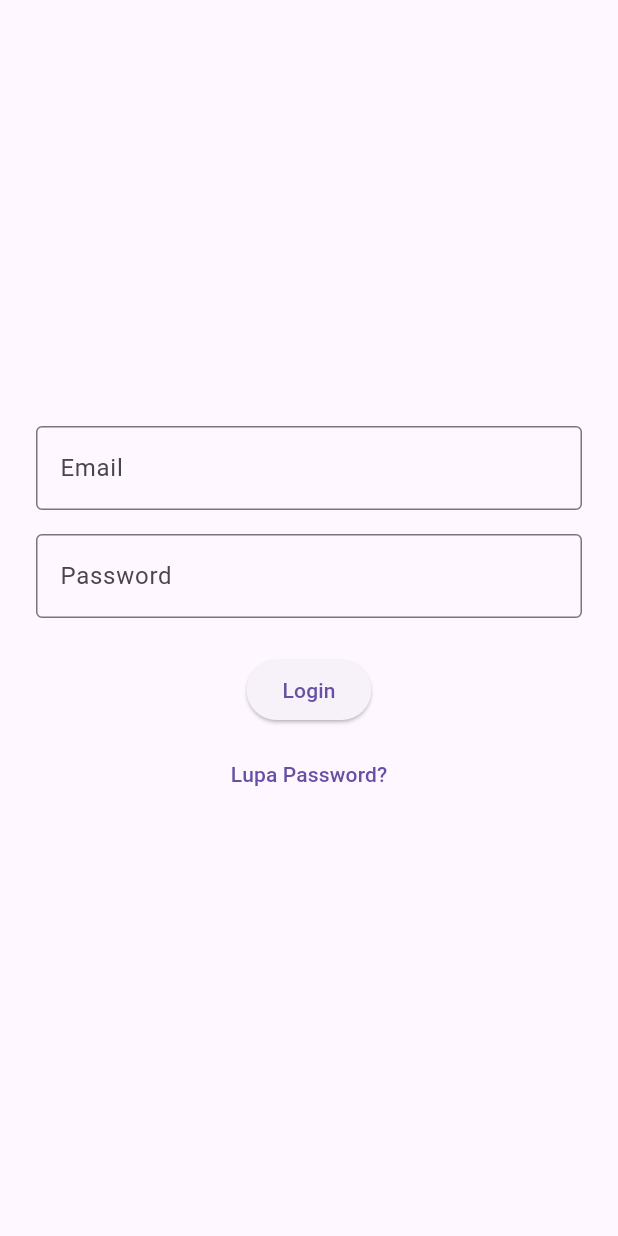
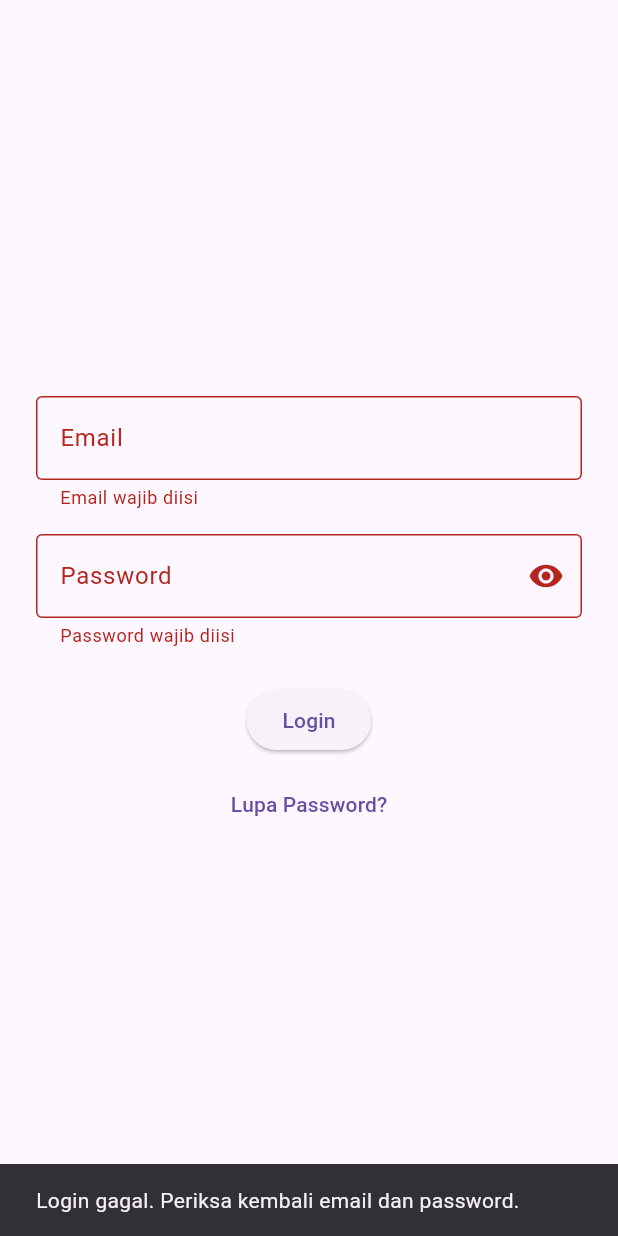
Before and after one commit to emmaantari/mobileprog_loginApp, a Flutter app: the screen it shows after launch, after a tap on "Login", on a phone screen of 412 x 824 dp. Run offline on Flutter 3.47's test engine with Material 3 defaults, Android fonts, the phone set to English and light mode, and no system bars.

Commit message:
update validasi

```diff
--- a/lib/main.dart
+++ b/lib/main.dart
@@ -21,42 +21,151 @@ class MyApp extends StatelessWidget {
   }
 }
 
-class LoginScreen extends StatelessWidget {
+class LoginScreen extends StatefulWidget {
   const LoginScreen({super.key});
 
   @override
+  State<LoginScreen> createState() => _LoginScreenState();
+}
+
+class _LoginScreenState extends State<LoginScreen> {
+  final _formKey = GlobalKey<FormState>();
+  final _emailController = TextEditingController();
+  final _passwordController = TextEditingController();
+
+  bool isLoading = false;
+  String errorMessage = '';
+  bool isPasswordVisible = false;
+
+  @override
+  void dispose() {
+    _emailController.dispose();
+    _passwordController.dispose();
+    super.dispose();
+  }
+
+  String? _validateEmail(String? value) {
+    if (value == null || value.isEmpty) {
+      return 'Email wajib diisi';
+    }
+
+    final emailRegex = RegExp(r'^[\w\.-]+@([\w-]+\.)+[\w-]{2,4}$');
+    if (!emailRegex.hasMatch(value)) {
+      return 'Format email tidak valid';
+    }
+
+    return null;
+  }
+
+  String? _validatePassword(String? value) {
+    if (value == null || value.isEmpty) {
+      return 'Password wajib diisi';
+    }
+
+    if (value.length < 8) {
+      return 'Password minimal 8 karakter';
+    }
+
+    final hasLetter = RegExp(r'[A-Za-z]').hasMatch(value);
+    final hasNumber = RegExp(r'[0-9]').hasMatch(value);
+    if (!hasLetter || !hasNumber) {
+      return 'Password harus mengandung huruf dan angka';
+    }
+
+    return null;
+  }
+
+  Future<void> _login() async {
+    if (!_formKey.currentState!.validate()) {
+      setState(() {
+        errorMessage = 'Login gagal. Periksa kembali email dan password.';
+      });
+
+      ScaffoldMessenger.of(
+        context,
+      ).showSnackBar(SnackBar(content: Text(errorMessage)));
+      return;
+    }
+
+    setState(() {
+      isLoading = true;
+      errorMessage = '';
+    });
+
+    await Future.delayed(const Duration(seconds: 1));
+
+    if (!mounted) {
+      return;
+    }
+
+    setState(() {
+      isLoading = false;
+    });
+
+    ScaffoldMessenger.of(
+      context,
+    ).showSnackBar(const SnackBar(content: Text('Login berhasil')));
+  }
+
+  @override
   Widget build(BuildContext context) {
-    final formKey = GlobalKey<FormState>();
-
     return Scaffold(
       body: Padding(
         padding: const EdgeInsets.all(24),
         child: Form(
-          key: formKey,
+          key: _formKey,
           child: Column(
             mainAxisAlignment: MainAxisAlignment.center,
             children: [
               TextFormField(
+                controller: _emailController,
+                keyboardType: TextInputType.emailAddress,
                 decoration: const InputDecoration(
                   labelText: 'Email',
                   border: OutlineInputBorder(),
                 ),
+                validator: _validateEmail,
               ),
               const SizedBox(height: 16),
               TextFormField(
-                obscureText: true,
-                decoration: const InputDecoration(
+                controller: _passwordController,
+                obscureText: !isPasswordVisible,
+                decoration: InputDecoration(
                   labelText: 'Password',
-                  border: OutlineInputBorder(),
+                  border: const OutlineInputBorder(),
+                  suffixIcon: IconButton(
+                    onPressed: () {
+                      setState(() {
+                        isPasswordVisible = !isPasswordVisible;
+                      });
+                    },
+                    icon: Icon(
+                      isPasswordVisible
+                          ? Icons.visibility_off
+                          : Icons.visibility,
+                    ),
+                  ),
                 ),
+                validator: _validatePassword,
               ),
               const SizedBox(height: 24),
-              ElevatedButton(onPressed: () {}, child: const Text('Login')),
+              ElevatedButton(
+                onPressed: isLoading ? null : _login,
+                child: isLoading
+                    ? const SizedBox(
+                        width: 20,
+                        height: 20,
+                        child: CircularProgressIndicator(strokeWidth: 2),
+                      )
+                    : const Text('Login'),
+              ),
               const SizedBox(height: 8),
               TextButton(
-                onPressed: () {
-                  Navigator.pushNamed(context, '/forgot-password');
-                },
+                onPressed: isLoading
+                    ? null
+                    : () {
+                        Navigator.pushNamed(context, '/forgot-password');
+                      },
                 child: const Text('Lupa Password?'),
               ),
             ],
```
